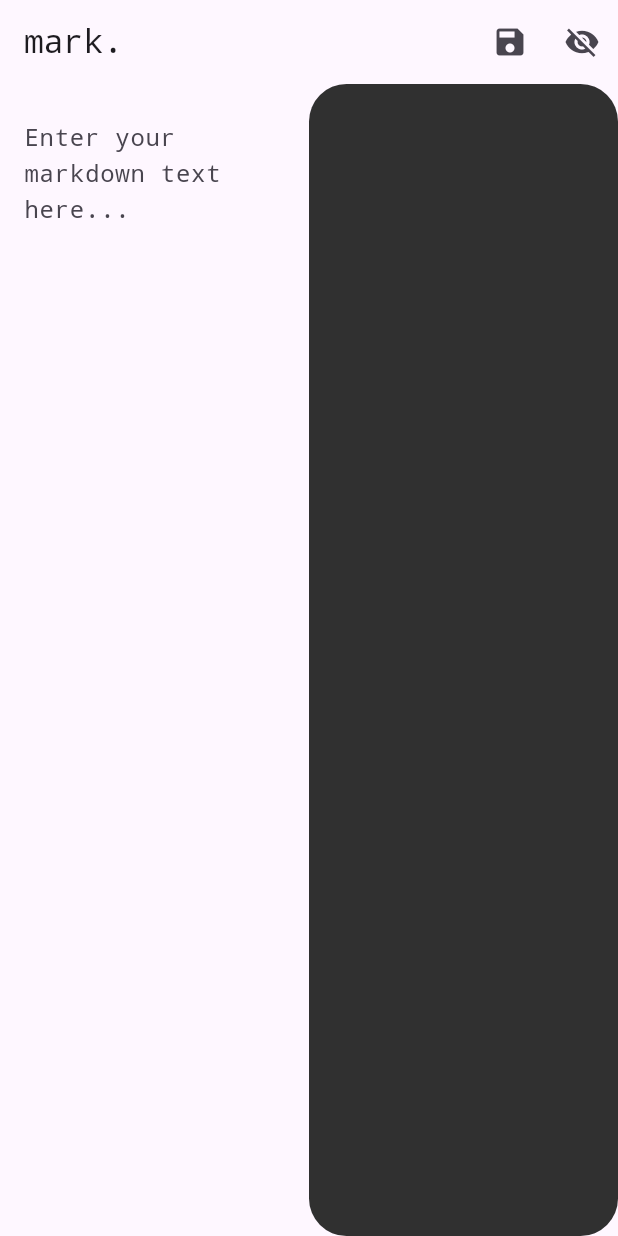
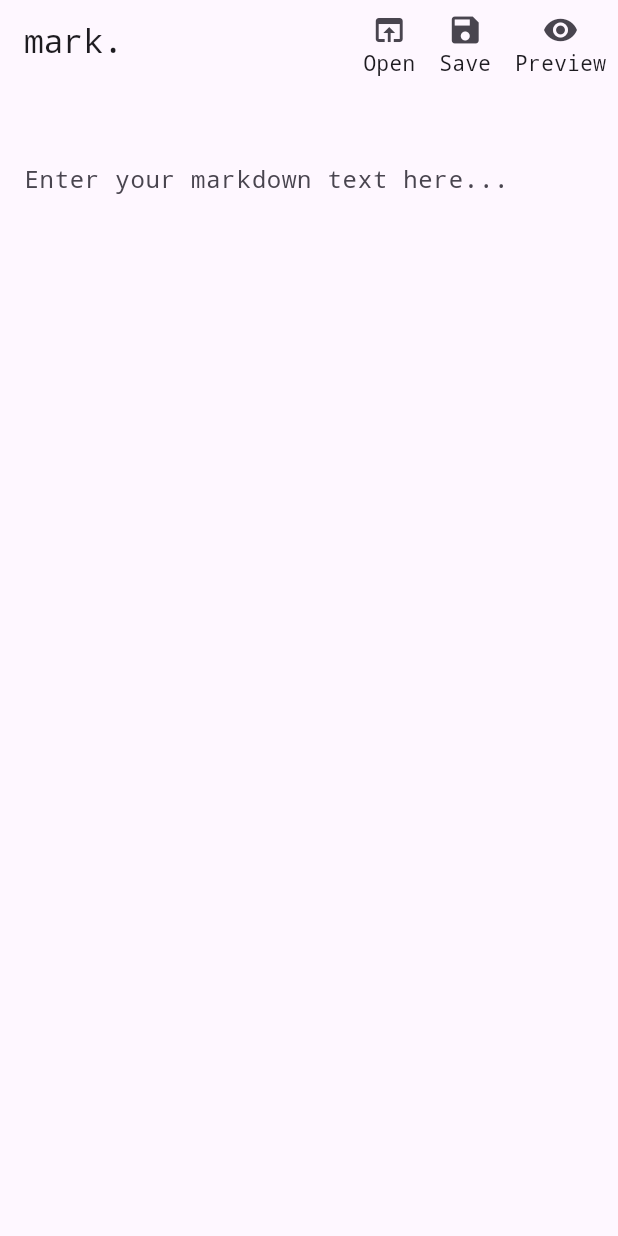
Before and after one commit to wjakew/mark, a Flutter app: the screen it shows after launch, on a phone screen of 412 x 824 dp. Run offline on Flutter 3.47's test engine with Material 3 defaults, Android fonts, the phone set to English and light mode, and no system bars; our stand-ins replace file_picker, flutter_markdown; missing offline and left inert: file_saver.

Commit message:
added saving and importing functionality

```diff
--- a/lib/main.dart
+++ b/lib/main.dart
@@ -6,6 +6,7 @@ import 'package:flutter/services.dart';
 import 'package:flutter_markdown/flutter_markdown.dart';
 import 'dart:typed_data'; // Import for Uint8List
 import 'package:file_picker/file_picker.dart'; // Import for file picking
+import 'package:path/path.dart' as path; // Use a prefix for path manipulation
 
 void main() {
   SystemChrome.setSystemUIOverlayStyle(SystemUiOverlayStyle.light);
@@ -39,9 +40,47 @@ class MarkdownEditorScreen extends StatefulWidget {
 
 class _MarkdownEditorScreenState extends State<MarkdownEditorScreen> {
   String _text = '';
-  bool _isMarkdownVisible = true;
+  bool _isMarkdownVisible = false;
+  String? _currentFilePath; // Variable to store the current file path
+  final TextEditingController _controller = TextEditingController(); // TextEditingController
+
+  @override
+  void initState() {
+    super.initState();
+    _controller.text = _text; // Initialize the controller with the current text
+  }
+
+  @override
+  void dispose() {
+    _controller.dispose(); // Dispose of the controller
+    super.dispose();
+  }
+
+  Future<void> _openMarkdownFile() async {
+    // Open file picker for user to select a markdown file
+    String? filePath = await FilePicker.platform.pickFiles(
+      type: FileType.custom,
+      allowedExtensions: ['md'],
+    ).then((result) => result?.files.single.path);
+
+    if (filePath != null) {
+      String fileContent = await File(filePath).readAsString();
+      setState(() {
+        _text = fileContent; // Load content into the text field
+        _currentFilePath = filePath; // Store the current file path
+        _controller.text = _text; // Update the controller's text
+      });
+    }
+  }
 
   Future<void> _saveMarkdownFile() async {
+    // Check if a file is currently open
+    if (_currentFilePath != null) {
+      await File(_currentFilePath!).writeAsString(_controller.text); // Use controller's text
+      ScaffoldMessenger.of(context).showSnackBar(
+        SnackBar(content: Text('File saved to $_currentFilePath')),
+      );
+    } else {
       // Open file picker for user to select the file path and name
       String? filePath = await FilePicker.platform.saveFile(
         dialogTitle: 'Save Markdown File',
@@ -49,36 +88,64 @@ class _MarkdownEditorScreenState extends State<MarkdownEditorScreen> {
       );
 
       if (filePath != null) {
-      await File(filePath).writeAsString(_text);
-
-      Uint8List data = Uint8List.fromList(_text.codeUnits);
-
-      await FileSaver.instance.saveFile('markdown_file.md', data, 'md');
-
+        await File(filePath).writeAsString(_controller.text); // Use controller's text
+        _currentFilePath = filePath; // Update current file path
         ScaffoldMessenger.of(context).showSnackBar(
           SnackBar(content: Text('File saved to $filePath')),
         );
       }
     }
-
-  void _updateMarkdown(String newText) {
-    setState(() {
-      _text = newText;
-    });
   }
 
   @override
   Widget build(BuildContext context) {
-    return Scaffold(
-      appBar: AppBar(
+    return RawKeyboardListener(
+      focusNode: FocusNode(), // Create a focus node to listen for keyboard events
+      onKey: (RawKeyEvent event) {
+        if (event is RawKeyDownEvent && event.logicalKey == LogicalKeyboardKey.controlLeft) {
+          // Check if the 'O' key is pressed while holding 'Ctrl'
+          setState(() {
+            _isMarkdownVisible = !_isMarkdownVisible; // Toggle visibility
+          });
+        }
+      },
+      child: Scaffold(
+        appBar: PreferredSize(
+          preferredSize: Size.fromHeight(80.0), // Set the height of the AppBar
+          child: AppBar(
             title: Text('mark.'),
             actions: [
+              // Open Button
               IconButton(
-            icon: Icon(Icons.save),
+                icon: Column(
+                  mainAxisAlignment: MainAxisAlignment.center,
+                  children: [
+                    Icon(Icons.open_in_browser), // Icon for opening files
+                    Text('Open'), // Text for the button
+                  ],
+                ),
+                onPressed: _openMarkdownFile, // Call the open function
+              ),
+              // Save Button
+              IconButton(
+                icon: Column(
+                  mainAxisAlignment: MainAxisAlignment.center,
+                  children: [
+                    Icon(Icons.save), // Icon for saving files
+                    Text('Save'), // Text for the button
+                  ],
+                ),
                 onPressed: _saveMarkdownFile,
               ),
+              // Preview Button
               IconButton(
-            icon: Icon(_isMarkdownVisible ? Icons.visibility_off : Icons.visibility),
+                icon: Column(
+                  mainAxisAlignment: MainAxisAlignment.center,
+                  children: [
+                    Icon(_isMarkdownVisible ? Icons.visibility_off : Icons.visibility), // Icon for preview
+                    Text('Preview'), // Text for the button
+                  ],
+                ),
                 onPressed: () {
                   setState(() {
                     _isMarkdownVisible = !_isMarkdownVisible;
@@ -86,6 +153,7 @@ class _MarkdownEditorScreenState extends State<MarkdownEditorScreen> {
                 },
               ),
             ],
+          ),
         ),
         body: Row(
           children: [
@@ -95,7 +163,12 @@ class _MarkdownEditorScreenState extends State<MarkdownEditorScreen> {
                 child: Column(
                   children: [
                     TextFormField(
-                    onChanged: _updateMarkdown,
+                      controller: _controller, // Use the controller
+                      onChanged: (newText) {
+                        setState(() {
+                          _text = newText; // Update _text when the text changes
+                        });
+                      },
                       maxLines: null,
                       decoration: InputDecoration(
                         border: InputBorder.none,
@@ -121,6 +194,7 @@ class _MarkdownEditorScreenState extends State<MarkdownEditorScreen> {
               ),
           ],
         ),
+      ),
     );
   }
 }
```
Lines whose indentation alone changed are shown as unchanged.
